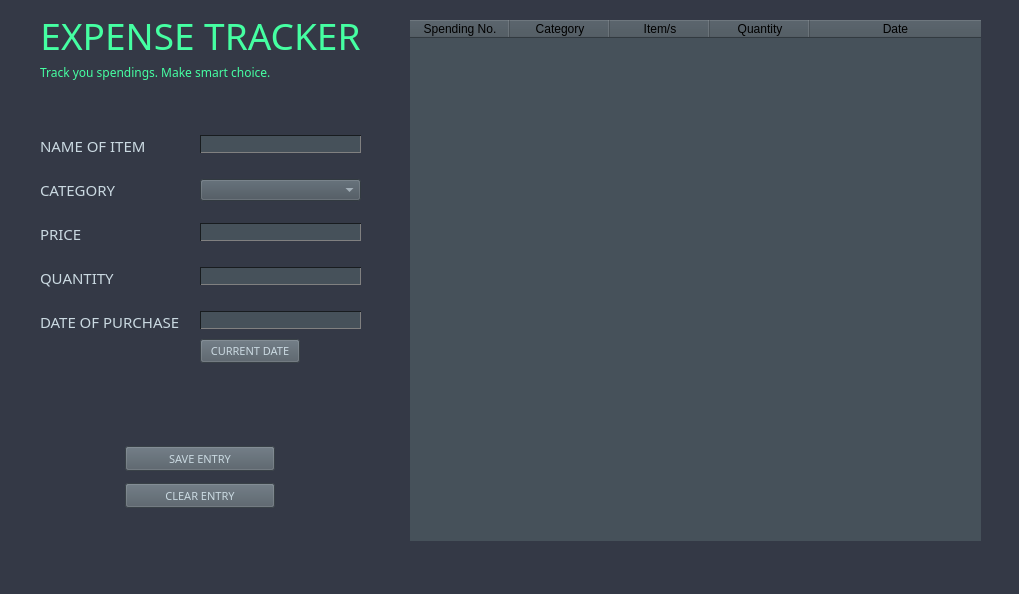
Above: views/expense_tracker.ui from hanzoera/expense-tracker before the change. Below: the same form after it.
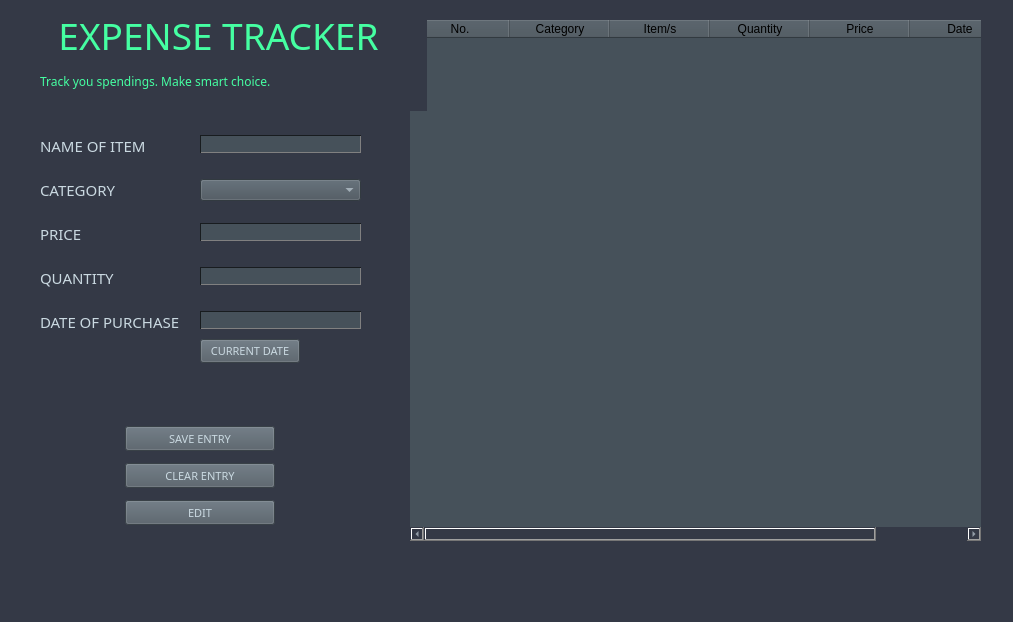
That is the form after the change.

Diff of the .ui file:
```diff
--- a/views/expense_tracker.ui
+++ b/views/expense_tracker.ui
@@ -6,8 +6,8 @@
    <rect>
     <x>0</x>
     <y>0</y>
-    <width>1019</width>
-    <height>594</height>
+    <width>1013</width>
+    <height>622</height>
    </rect>
   </property>
   <property name="windowTitle">
@@ -71,7 +71,7 @@
     </attribute>
     <column>
      <property name="text">
-      <string>Spending No.</string>
+      <string>No.</string>
      </property>
     </column>
     <column>
@@ -89,6 +89,11 @@
       <string>Quantity</string>
      </property>
     </column>
+    <column>
+     <property name="text">
+      <string>Price</string>
+     </property>
+    </column>
     <column>
      <property name="text">
       <string>Date</string>
@@ -101,7 +106,7 @@
       <x>10</x>
       <y>120</y>
       <width>381</width>
-      <height>264</height>
+      <height>276</height>
      </rect>
     </property>
     <layout class="QFormLayout" name="formLayout">
@@ -347,9 +352,9 @@
     <property name="geometry">
      <rect>
       <x>10</x>
-      <y>440</y>
+      <y>420</y>
       <width>381</width>
-      <height>74</height>
+      <height>111</height>
      </rect>
     </property>
     <layout class="QGridLayout" name="gridLayout_3">
@@ -401,6 +406,30 @@
        </property>
       </widget>
      </item>
+     <item row="2" column="0">
+      <widget class="QPushButton" name="editEntry">
+       <property name="maximumSize">
+        <size>
+         <width>150</width>
+         <height>25</height>
+        </size>
+       </property>
+       <property name="font">
+        <font>
+         <family>Yu Gothic Medium</family>
+         <pointsize>8</pointsize>
+         <weight>50</weight>
+         <bold>false</bold>
+        </font>
+       </property>
+       <property name="styleSheet">
+        <string notr="true">background-color: rgb(80, 91, 100);</string>
+       </property>
+       <property name="text">
+        <string>EDIT</string>
+       </property>
+      </widget>
+     </item>
     </layout>
    </widget>
    <widget class="QWidget" name="gridLayoutWidget_4">
@@ -408,8 +437,8 @@
      <rect>
       <x>10</x>
       <y>0</y>
-      <width>381</width>
-      <height>93</height>
+      <width>417</width>
+      <height>111</height>
      </rect>
     </property>
     <layout class="QGridLayout" name="gridLayout_4">
```
Left out of the diff: 4 changed lines with no effect on the pictures.
